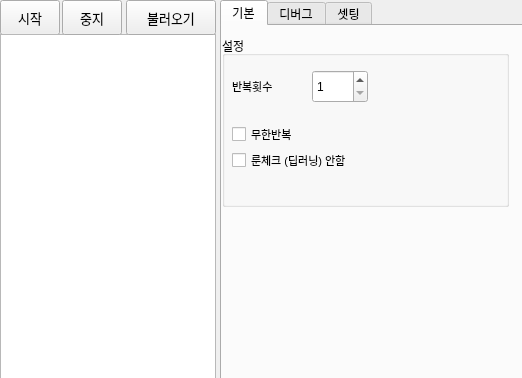
First picture: the form in mainWindow.ui, repository tkfka1/fall-leaves, before the edit.
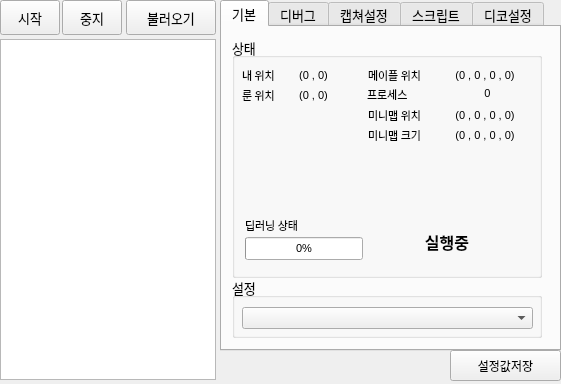
Second picture: the form after the edit. Icons and pictures are not drawn.

```diff
--- a/mainWindow.ui
+++ b/mainWindow.ui
@@ -6,8 +6,8 @@
    <rect>
     <x>0</x>
     <y>0</y>
-    <width>522</width>
-    <height>378</height>
+    <width>561</width>
+    <height>384</height>
    </rect>
   </property>
   <property name="windowTitle">
@@ -35,7 +35,7 @@
     </property>
     <property name="font">
      <font>
-      <family>Arial</family>
+      <family>Yu Gothic UI</family>
       <pointsize>10</pointsize>
      </font>
     </property>
@@ -47,15 +47,15 @@
     <property name="geometry">
      <rect>
       <x>0</x>
-      <y>34</y>
+      <y>39</y>
       <width>216</width>
-      <height>346</height>
+      <height>341</height>
      </rect>
     </property>
     <property name="font">
      <font>
-      <family>Adobe Devanagari</family>
-      <pointsize>10</pointsize>
+      <family>Yu Gothic UI</family>
+      <pointsize>8</pointsize>
      </font>
     </property>
    </widget>
@@ -70,7 +70,7 @@
     </property>
     <property name="font">
      <font>
-      <family>Arial</family>
+      <family>Yu Gothic UI</family>
       <pointsize>10</pointsize>
      </font>
     </property>
@@ -83,10 +83,16 @@
      <rect>
       <x>220</x>
       <y>0</y>
-      <width>305</width>
-      <height>381</height>
+      <width>341</width>
+      <height>351</height>
      </rect>
     </property>
+    <property name="font">
+     <font>
+      <family>Yu Gothic UI</family>
+      <pointsize>10</pointsize>
+     </font>
+    </property>
     <property name="currentIndex">
      <number>0</number>
     </property>
@@ -97,86 +103,354 @@
      <widget class="QGroupBox" name="groupBox_2">
       <property name="geometry">
        <rect>
-        <x>0</x>
-        <y>10</y>
-        <width>287</width>
-        <height>171</height>
+        <x>10</x>
+        <y>250</y>
+        <width>310</width>
+        <height>61</height>
        </rect>
       </property>
+      <property name="font">
+       <font>
+        <family>Yu Gothic UI</family>
+        <pointsize>10</pointsize>
+       </font>
+      </property>
       <property name="title">
        <string>설정</string>
       </property>
-      <widget class="QCheckBox" name="checkBox1">
+      <widget class="QComboBox" name="comboBox">
        <property name="geometry">
         <rect>
          <x>10</x>
-         <y>84</y>
-         <width>137</width>
-         <height>28</height>
+         <y>30</y>
+         <width>291</width>
+         <height>22</height>
+        </rect>
+       </property>
+      </widget>
+     </widget>
+     <widget class="QGroupBox" name="groupBox_3">
+      <property name="geometry">
+       <rect>
+        <x>10</x>
+        <y>10</y>
+        <width>310</width>
+        <height>241</height>
+       </rect>
+      </property>
+      <property name="font">
+       <font>
+        <family>Yu Gothic UI</family>
+        <pointsize>10</pointsize>
+       </font>
+      </property>
+      <property name="title">
+       <string>상태</string>
+      </property>
+      <widget class="QProgressBar" name="progressBar">
+       <property name="geometry">
+        <rect>
+         <x>13</x>
+         <y>200</y>
+         <width>118</width>
+         <height>23</height>
         </rect>
        </property>
        <property name="font">
         <font>
-         <family>Arial</family>
          <pointsize>8</pointsize>
         </font>
-       </property>
-       <property name="text">
-        <string>무한반복</string>
-       </property>
-      </widget>
-      <widget class="QSpinBox" name="spinBox">
-       <property name="geometry">
-        <rect>
-         <x>90</x>
-         <y>34</y>
-         <width>56</width>
-         <height>33</height>
-        </rect>
-       </property>
-       <property name="minimum">
-        <number>1</number>
        </property>
        <property name="value">
-        <number>1</number>
+        <number>0</number>
        </property>
       </widget>
       <widget class="QLabel" name="label">
        <property name="geometry">
         <rect>
          <x>10</x>
-         <y>38</y>
-         <width>102</width>
-         <height>24</height>
+         <y>30</y>
+         <width>41</width>
+         <height>16</height>
         </rect>
        </property>
        <property name="font">
         <font>
-         <family>Arial</family>
          <pointsize>8</pointsize>
         </font>
        </property>
        <property name="text">
-        <string>반복횟수</string>
+        <string>내 위치</string>
        </property>
       </widget>
-      <widget class="QCheckBox" name="checkBox2">
+      <widget class="QLabel" name="label_6">
        <property name="geometry">
         <rect>
          <x>10</x>
-         <y>110</y>
-         <width>137</width>
-         <height>28</height>
+         <y>50</y>
+         <width>41</width>
+         <height>16</height>
         </rect>
        </property>
        <property name="font">
         <font>
-         <family>Arial</family>
          <pointsize>8</pointsize>
         </font>
        </property>
        <property name="text">
-        <string>룬체크 (딥러닝) 안함</string>
+        <string>룬 위치</string>
+       </property>
+      </widget>
+      <widget class="QLabel" name="label_runeloc">
+       <property name="geometry">
+        <rect>
+         <x>51</x>
+         <y>50</y>
+         <width>61</width>
+         <height>16</height>
+        </rect>
+       </property>
+       <property name="font">
+        <font>
+         <pointsize>8</pointsize>
+        </font>
+       </property>
+       <property name="text">
+        <string>(0 , 0)</string>
+       </property>
+       <property name="alignment">
+        <set>Qt::AlignCenter</set>
+       </property>
+      </widget>
+      <widget class="QLabel" name="label_myloc">
+       <property name="geometry">
+        <rect>
+         <x>51</x>
+         <y>30</y>
+         <width>61</width>
+         <height>16</height>
+        </rect>
+       </property>
+       <property name="font">
+        <font>
+         <pointsize>8</pointsize>
+        </font>
+       </property>
+       <property name="text">
+        <string>(0 , 0)</string>
+       </property>
+       <property name="alignment">
+        <set>Qt::AlignCenter</set>
+       </property>
+      </widget>
+      <widget class="QLabel" name="label_9">
+       <property name="geometry">
+        <rect>
+         <x>13</x>
+         <y>180</y>
+         <width>61</width>
+         <height>16</height>
+        </rect>
+       </property>
+       <property name="font">
+        <font>
+         <pointsize>8</pointsize>
+        </font>
+       </property>
+       <property name="text">
+        <string>딥러닝 상태</string>
+       </property>
+      </widget>
+      <widget class="QLabel" name="label_minimap">
+       <property name="geometry">
+        <rect>
+         <x>198</x>
+         <y>70</y>
+         <width>110</width>
+         <height>16</height>
+        </rect>
+       </property>
+       <property name="font">
+        <font>
+         <pointsize>8</pointsize>
+        </font>
+       </property>
+       <property name="text">
+        <string>(0 , 0 , 0 , 0)</string>
+       </property>
+       <property name="alignment">
+        <set>Qt::AlignCenter</set>
+       </property>
+      </widget>
+      <widget class="QLabel" name="label_mapleOn">
+       <property name="geometry">
+        <rect>
+         <x>198</x>
+         <y>30</y>
+         <width>110</width>
+         <height>16</height>
+        </rect>
+       </property>
+       <property name="font">
+        <font>
+         <pointsize>8</pointsize>
+        </font>
+       </property>
+       <property name="text">
+        <string>(0 , 0 , 0 , 0)</string>
+       </property>
+       <property name="alignment">
+        <set>Qt::AlignCenter</set>
+       </property>
+      </widget>
+      <widget class="QLabel" name="label_12">
+       <property name="geometry">
+        <rect>
+         <x>136</x>
+         <y>70</y>
+         <width>60</width>
+         <height>16</height>
+        </rect>
+       </property>
+       <property name="font">
+        <font>
+         <pointsize>8</pointsize>
+        </font>
+       </property>
+       <property name="text">
+        <string>미니맵 위치</string>
+       </property>
+      </widget>
+      <widget class="QLabel" name="label_13">
+       <property name="geometry">
+        <rect>
+         <x>136</x>
+         <y>30</y>
+         <width>60</width>
+         <height>16</height>
+        </rect>
+       </property>
+       <property name="font">
+        <font>
+         <pointsize>8</pointsize>
+        </font>
+       </property>
+       <property name="text">
+        <string>메이플 위치</string>
+       </property>
+      </widget>
+      <widget class="QLabel" name="label_14">
+       <property name="geometry">
+        <rect>
+         <x>135</x>
+         <y>49</y>
+         <width>60</width>
+         <height>16</height>
+        </rect>
+       </property>
+       <property name="font">
+        <font>
+         <pointsize>8</pointsize>
+        </font>
+       </property>
+       <property name="text">
+        <string>프로세스</string>
+       </property>
+      </widget>
+      <widget class="QLabel" name="label_process">
+       <property name="geometry">
+        <rect>
+         <x>200</x>
+         <y>46</y>
+         <width>111</width>
+         <height>21</height>
+        </rect>
+       </property>
+       <property name="font">
+        <font>
+         <pointsize>8</pointsize>
+        </font>
+       </property>
+       <property name="text">
+        <string>0</string>
+       </property>
+       <property name="alignment">
+        <set>Qt::AlignCenter</set>
+       </property>
+      </widget>
+      <widget class="QLabel" name="label_status">
+       <property name="geometry">
+        <rect>
+         <x>160</x>
+         <y>190</y>
+         <width>110</width>
+         <height>30</height>
+        </rect>
+       </property>
+       <property name="font">
+        <font>
+         <pointsize>12</pointsize>
+         <weight>75</weight>
+         <bold>true</bold>
+        </font>
+       </property>
+       <property name="text">
+        <string>실행중</string>
+       </property>
+       <property name="alignment">
+        <set>Qt::AlignCenter</set>
+       </property>
+      </widget>
+      <widget class="QLabel" name="label_minimapsize">
+       <property name="geometry">
+        <rect>
+         <x>198</x>
+         <y>90</y>
+         <width>110</width>
+         <height>16</height>
+        </rect>
+       </property>
+       <property name="font">
+        <font>
+         <pointsize>8</pointsize>
+        </font>
+       </property>
+       <property name="text">
+        <string>(0 , 0 , 0 , 0)</string>
+       </property>
+       <property name="alignment">
+        <set>Qt::AlignCenter</set>
+       </property>
+      </widget>
+      <widget class="QLabel" name="label_15">
+       <property name="geometry">
+        <rect>
+         <x>136</x>
+         <y>90</y>
+         <width>60</width>
+         <height>16</height>
+        </rect>
+       </property>
+       <property name="font">
+        <font>
+         <pointsize>8</pointsize>
+        </font>
+       </property>
+       <property name="text">
+        <string>미니맵 크기</string>
+       </property>
+      </widget>
+      <widget class="QLabel" name="label_imgmapinfo">
+       <property name="geometry">
+        <rect>
+         <x>10</x>
+         <y>120</y>
+         <width>291</width>
+         <height>51</height>
+        </rect>
+       </property>
+       <property name="pixmap">
+        <pixmap>img/mapinfo.PNG</pixmap>
        </property>
       </widget>
      </widget>
@@ -240,8 +514,288 @@
     </widget>
     <widget class="QWidget" name="tab_3">
      <attribute name="title">
-      <string>셋팅</string>
+      <string>캡쳐설정</string>
      </attribute>
+     <widget class="QDoubleSpinBox" name="doubleSpinBoxLil">
+      <property name="geometry">
+       <rect>
+        <x>10</x>
+        <y>30</y>
+        <width>71</width>
+        <height>21</height>
+       </rect>
+      </property>
+      <property name="decimals">
+       <number>1</number>
+      </property>
+      <property name="minimum">
+       <double>0.100000000000000</double>
+      </property>
+      <property name="maximum">
+       <double>5.000000000000000</double>
+      </property>
+      <property name="singleStep">
+       <double>0.100000000000000</double>
+      </property>
+     </widget>
+     <widget class="QLabel" name="label_5">
+      <property name="geometry">
+       <rect>
+        <x>10</x>
+        <y>10</y>
+        <width>81</width>
+        <height>16</height>
+       </rect>
+      </property>
+      <property name="font">
+       <font>
+        <family>Yu Gothic UI</family>
+        <pointsize>8</pointsize>
+       </font>
+      </property>
+      <property name="text">
+       <string>캡처 주기</string>
+      </property>
+     </widget>
+     <widget class="QCheckBox" name="checkBoxLoc">
+      <property name="geometry">
+       <rect>
+        <x>10</x>
+        <y>134</y>
+        <width>137</width>
+        <height>28</height>
+       </rect>
+      </property>
+      <property name="font">
+       <font>
+        <family>Yu Gothic UI</family>
+        <pointsize>8</pointsize>
+       </font>
+      </property>
+      <property name="text">
+       <string>위치체크</string>
+      </property>
+     </widget>
+     <widget class="QCheckBox" name="checkBoxRune">
+      <property name="geometry">
+       <rect>
+        <x>10</x>
+        <y>162</y>
+        <width>137</width>
+        <height>28</height>
+       </rect>
+      </property>
+      <property name="font">
+       <font>
+        <family>Yu Gothic UI</family>
+        <pointsize>8</pointsize>
+       </font>
+      </property>
+      <property name="text">
+       <string>룬체크</string>
+      </property>
+     </widget>
+     <widget class="QCheckBox" name="checkBoxRunedeep">
+      <property name="geometry">
+       <rect>
+        <x>10</x>
+        <y>190</y>
+        <width>137</width>
+        <height>28</height>
+       </rect>
+      </property>
+      <property name="font">
+       <font>
+        <family>Yu Gothic UI</family>
+        <pointsize>8</pointsize>
+       </font>
+      </property>
+      <property name="text">
+       <string>룬딥러닝</string>
+      </property>
+     </widget>
+     <widget class="QCheckBox" name="checkBoxMaple">
+      <property name="geometry">
+       <rect>
+        <x>10</x>
+        <y>60</y>
+        <width>137</width>
+        <height>28</height>
+       </rect>
+      </property>
+      <property name="font">
+       <font>
+        <family>Yu Gothic UI</family>
+        <pointsize>8</pointsize>
+       </font>
+      </property>
+      <property name="text">
+       <string>메이플체크</string>
+      </property>
+     </widget>
+     <widget class="QCheckBox" name="checkBoxMinimap">
+      <property name="geometry">
+       <rect>
+        <x>10</x>
+        <y>88</y>
+        <width>137</width>
+        <height>28</height>
+       </rect>
+      </property>
+      <property name="font">
+       <font>
+        <family>Yu Gothic UI</family>
+        <pointsize>8</pointsize>
+       </font>
+      </property>
+      <property name="text">
+       <string>미니맵체크</string>
+      </property>
+     </widget>
+    </widget>
+    <widget class="QWidget" name="tab_4">
+     <attribute name="title">
+      <string>스크립트</string>
+     </attribute>
+     <widget class="QCheckBox" name="checkBoxArdu">
+      <property name="geometry">
+       <rect>
+        <x>10</x>
+        <y>10</y>
+        <width>101</width>
+        <height>28</height>
+       </rect>
+      </property>
+      <property name="font">
+       <font>
+        <family>Yu Gothic UI</family>
+        <pointsize>8</pointsize>
+       </font>
+      </property>
+      <property name="text">
+       <string>아두이노 사용</string>
+      </property>
+     </widget>
+    </widget>
+    <widget class="QWidget" name="tab_5">
+     <attribute name="title">
+      <string>디코설정</string>
+     </attribute>
+     <widget class="QLineEdit" name="discordTokken">
+      <property name="geometry">
+       <rect>
+        <x>11</x>
+        <y>180</y>
+        <width>290</width>
+        <height>20</height>
+       </rect>
+      </property>
+      <property name="clearButtonEnabled">
+       <bool>false</bool>
+      </property>
+     </widget>
+     <widget class="QLabel" name="label_4">
+      <property name="geometry">
+       <rect>
+        <x>11</x>
+        <y>260</y>
+        <width>90</width>
+        <height>16</height>
+       </rect>
+      </property>
+      <property name="font">
+       <font>
+        <family>Yu Gothic UI</family>
+        <pointsize>8</pointsize>
+       </font>
+      </property>
+      <property name="text">
+       <string>디스코드 유저</string>
+      </property>
+     </widget>
+     <widget class="QLineEdit" name="discordChannel">
+      <property name="geometry">
+       <rect>
+        <x>11</x>
+        <y>230</y>
+        <width>290</width>
+        <height>20</height>
+       </rect>
+      </property>
+      <property name="clearButtonEnabled">
+       <bool>false</bool>
+      </property>
+     </widget>
+     <widget class="QLabel" name="label_3">
+      <property name="geometry">
+       <rect>
+        <x>11</x>
+        <y>210</y>
+        <width>90</width>
+        <height>16</height>
+       </rect>
+      </property>
+      <property name="font">
+       <font>
+        <family>Yu Gothic</family>
+        <pointsize>8</pointsize>
+       </font>
+      </property>
+      <property name="text">
+       <string>디스코드 채널</string>
+      </property>
+     </widget>
+     <widget class="QLineEdit" name="discordUser">
+      <property name="geometry">
+       <rect>
+        <x>11</x>
+        <y>280</y>
+        <width>290</width>
+        <height>20</height>
+       </rect>
+      </property>
+      <property name="clearButtonEnabled">
+       <bool>false</bool>
+      </property>
+     </widget>
+     <widget class="QLabel" name="label_2">
+      <property name="geometry">
+       <rect>
+        <x>11</x>
+        <y>160</y>
+        <width>90</width>
+        <height>16</height>
+       </rect>
+      </property>
+      <property name="font">
+       <font>
+        <family>Yu Gothic UI</family>
+        <pointsize>8</pointsize>
+       </font>
+      </property>
+      <property name="text">
+       <string>디스코드 토큰</string>
+      </property>
+     </widget>
+     <widget class="QCheckBox" name="checkBoxBot">
+      <property name="geometry">
+       <rect>
+        <x>10</x>
+        <y>10</y>
+        <width>137</width>
+        <height>28</height>
+       </rect>
+      </property>
+      <property name="font">
+       <font>
+        <family>Yu Gothic UI</family>
+        <pointsize>8</pointsize>
+       </font>
+      </property>
+      <property name="text">
+       <string>디코봇 사용</string>
+      </property>
+     </widget>
     </widget>
    </widget>
    <widget class="QPushButton" name="mainBtn3">
@@ -255,7 +809,7 @@
     </property>
     <property name="font">
      <font>
-      <family>Arial</family>
+      <family>Yu Gothic UI</family>
       <pointsize>10</pointsize>
      </font>
     </property>
@@ -263,17 +817,17 @@
      <string>불러오기</string>
     </property>
    </widget>
-   <widget class="QLabel" name="imgLabel">
+   <widget class="QPushButton" name="settingBtn">
     <property name="geometry">
      <rect>
-      <x>0</x>
-      <y>378</y>
-      <width>1366</width>
-      <height>766</height>
+      <x>450</x>
+      <y>350</y>
+      <width>111</width>
+      <height>31</height>
      </rect>
     </property>
-    <property name="pixmap">
-     <pixmap>../MiraiOfSetsuna/data/img/testImg.jpg</pixmap>
+    <property name="text">
+     <string>설정값저장</string>
     </property>
    </widget>
   </widget>
```
